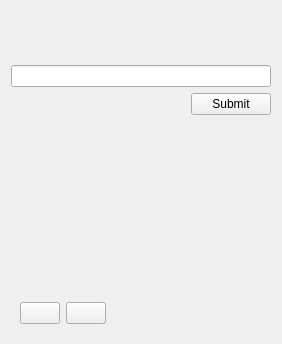
Above: sVanilla/src/ClientUi/Home/HomePage.ui from WangPengZhan/sVanilla before the change. Below: the same form after it.
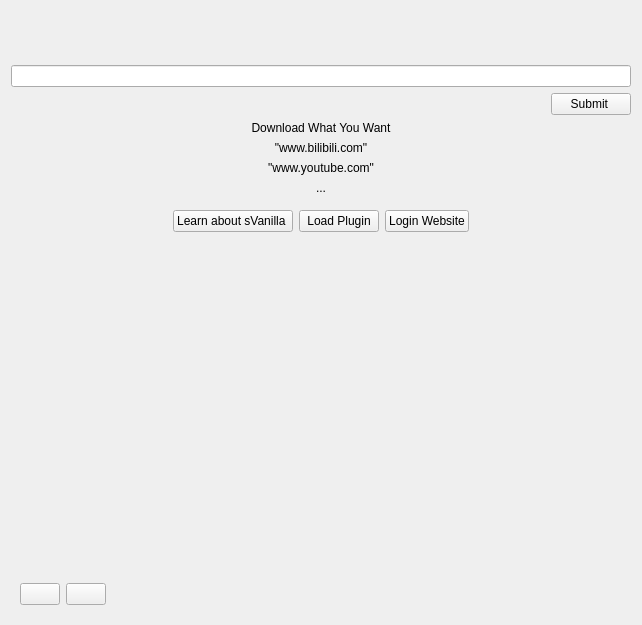
That is the form after the change. Custom widgets are drawn as their Qt base class.

Commit message: feat(ui): update homePage

```diff
--- a/sVanilla/src/ClientUi/Home/HomePage.ui
+++ b/sVanilla/src/ClientUi/Home/HomePage.ui
@@ -6,8 +6,8 @@
    <rect>
     <x>0</x>
     <y>0</y>
-    <width>282</width>
-    <height>344</height>
+    <width>642</width>
+    <height>625</height>
    </rect>
   </property>
   <layout class="QVBoxLayout" name="verticalLayout">
@@ -48,7 +48,7 @@
     <widget class="QWidget" name="LineEditBelow" native="true">
      <layout class="QHBoxLayout" name="horizontalLayout_2">
       <property name="leftMargin">
-       <number>0</number>
+       <number>15</number>
       </property>
       <property name="topMargin">
        <number>0</number>
@@ -78,13 +78,127 @@
          <enum>Qt::RightToLeft</enum>
         </property>
         <property name="text">
-         <string>Submit</string>
+         <string>Submit </string>
         </property>
        </widget>
       </item>
      </layout>
     </widget>
    </item>
+   <item>
+    <widget class="QLabel" name="Slogan">
+     <property name="text">
+      <string>Download What You Want</string>
+     </property>
+     <property name="alignment">
+      <set>Qt::AlignCenter</set>
+     </property>
+    </widget>
+   </item>
+   <item>
+    <widget class="QLabel" name="label">
+     <property name="text">
+      <string>&quot;www.bilibili.com&quot;</string>
+     </property>
+     <property name="alignment">
+      <set>Qt::AlignCenter</set>
+     </property>
+    </widget>
+   </item>
+   <item>
+    <widget class="QLabel" name="label_2">
+     <property name="text">
+      <string>&quot;www.youtube.com&quot;</string>
+     </property>
+     <property name="alignment">
+      <set>Qt::AlignCenter</set>
+     </property>
+    </widget>
+   </item>
+   <item>
+    <widget class="QLabel" name="label_3">
+     <property name="text">
+      <string>...</string>
+     </property>
+     <property name="alignment">
+      <set>Qt::AlignCenter</set>
+     </property>
+    </widget>
+   </item>
+   <item>
+    <widget class="QWidget" name="widget_2" native="true">
+     <layout class="QHBoxLayout" name="horizontalLayout_3">
+      <item>
+       <spacer name="horizontalSpacer_3">
+        <property name="orientation">
+         <enum>Qt::Horizontal</enum>
+        </property>
+        <property name="sizeHint" stdset="0">
+         <size>
+          <width>40</width>
+          <height>20</height>
+         </size>
+        </property>
+       </spacer>
+      </item>
+      <item>
+       <widget class="QPushButton" name="LearnBtn">
+        <property name="sizePolicy">
+         <sizepolicy hsizetype="Preferred" vsizetype="Preferred">
+          <horstretch>0</horstretch>
+          <verstretch>0</verstretch>
+         </sizepolicy>
+        </property>
+        <property name="layoutDirection">
+         <enum>Qt::RightToLeft</enum>
+        </property>
+        <property name="text">
+         <string>Learn about sVanilla </string>
+        </property>
+       </widget>
+      </item>
+      <item>
+       <widget class="QPushButton" name="LoadPluginBtn">
+        <property name="sizePolicy">
+         <sizepolicy hsizetype="Preferred" vsizetype="Preferred">
+          <horstretch>0</horstretch>
+          <verstretch>0</verstretch>
+         </sizepolicy>
+        </property>
+        <property name="text">
+         <string>Load Plugin</string>
+        </property>
+       </widget>
+      </item>
+      <item>
+       <widget class="QPushButton" name="LoginWebsiteBtn">
+        <property name="sizePolicy">
+         <sizepolicy hsizetype="Preferred" vsizetype="Preferred">
+          <horstretch>0</horstretch>
+          <verstretch>0</verstretch>
+         </sizepolicy>
+        </property>
+        <property name="text">
+         <string>Login Website</string>
+        </property>
+       </widget>
+      </item>
+      <item>
+       <spacer name="horizontalSpacer_4">
+        <property name="orientation">
+         <enum>Qt::Horizontal</enum>
+        </property>
+        <property name="sizeHint" stdset="0">
+         <size>
+          <width>40</width>
+          <height>20</height>
+         </size>
+        </property>
+       </spacer>
+      </item>
+     </layout>
+    </widget>
+   </item>
    <item>
     <spacer name="verticalSpacer">
      <property name="orientation">
```
The commit also changes 4 other files.
